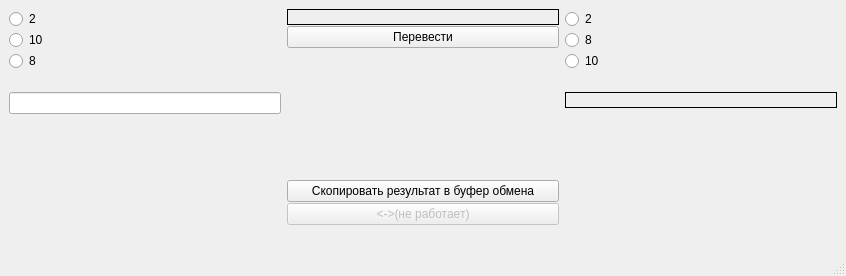
loultl/mylabs, file OPlab1/mainwindow.ui: the form before one commit.
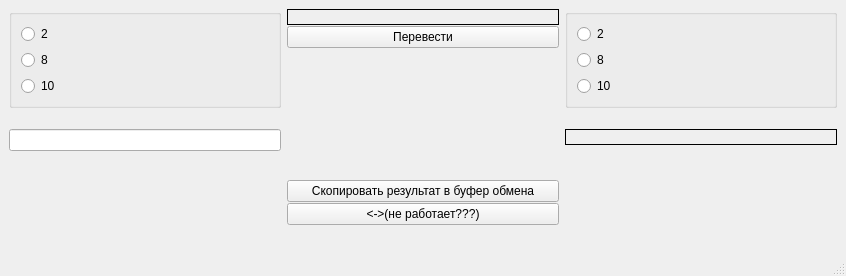
The form after the commit.

The edit to the form file:
```diff
--- a/OPlab1/mainwindow.ui
+++ b/OPlab1/mainwindow.ui
@@ -33,6 +33,10 @@
        <enum>QLayout::SetMaximumSize</enum>
       </property>
       <item>
+       <widget class="QGroupBox" name="whaat">
+        <property name="checkable">
+         <bool>false</bool>
+        </property>
        <layout class="QVBoxLayout" name="inputNumSys">
         <property name="sizeConstraint">
          <enum>QLayout::SetMaximumSize</enum>
@@ -42,12 +46,8 @@
           <property name="text">
            <string>2</string>
           </property>
-         </widget>
-        </item>
-        <item>
-         <widget class="QRadioButton" name="inDecSys">
-          <property name="text">
-           <string>10</string>
+           <property name="autoExclusive">
+            <bool>true</bool>
           </property>
          </widget>
         </item>
@@ -62,9 +62,23 @@
           <property name="text">
            <string>8</string>
           </property>
+           <property name="autoExclusive">
+            <bool>true</bool>
+           </property>
+          </widget>
+         </item>
+         <item>
+          <widget class="QRadioButton" name="inDecSys">
+           <property name="text">
+            <string>10</string>
+           </property>
+           <property name="autoExclusive">
+            <bool>true</bool>
+           </property>
          </widget>
         </item>
        </layout>
+       </widget>
       </item>
       <item>
        <spacer name="horizontalSpacer">
@@ -160,10 +174,10 @@
       <item>
        <widget class="QPushButton" name="swapButton">
         <property name="enabled">
-         <bool>false</bool>
+         <bool>true</bool>
         </property>
         <property name="text">
-         <string>&lt;-&gt;(не работает)</string>
+         <string>&lt;-&gt;(не работает???)</string>
         </property>
        </widget>
       </item>
@@ -191,9 +205,10 @@
        <enum>QLayout::SetMaximumSize</enum>
       </property>
       <item>
+       <widget class="QGroupBox" name="whaat_2">
        <layout class="QVBoxLayout" name="outputNumSys">
         <property name="rightMargin">
-         <number>0</number>
+          <number>1</number>
         </property>
         <item>
          <widget class="QRadioButton" name="outBinSys">
@@ -217,6 +232,7 @@
          </widget>
         </item>
        </layout>
+       </widget>
       </item>
       <item>
        <spacer name="horizontalSpacer_3">
```
Left out of the diff: 9 changed lines with no effect on the pictures. Lines whose indentation alone changed are shown as unchanged.
